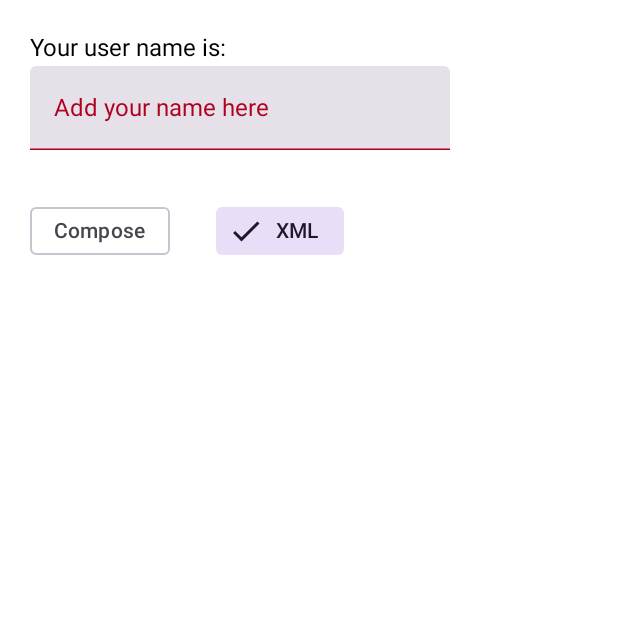
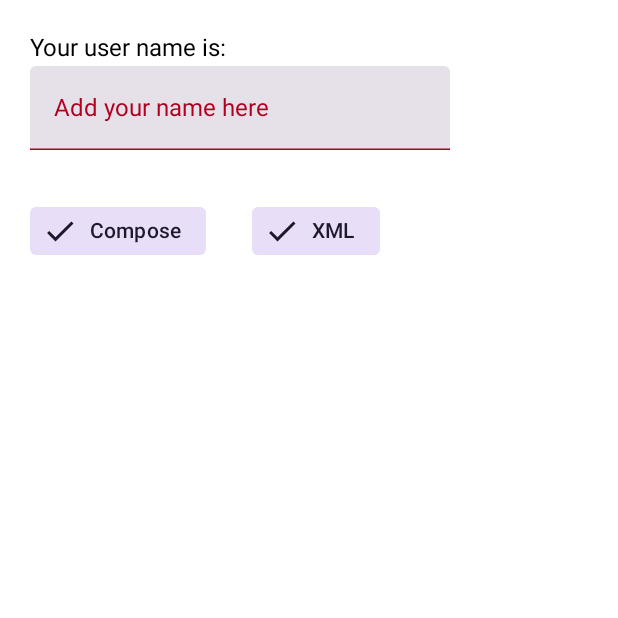
Before and after one commit to pedro-donoso/scaffoldCompose, an Android app built with Jetpack Compose: the composable SettingScreen shown on its own in the app's theme, after a tap on "XML", on a phone screen of 412 x 824 dp, the top half of it. Run offline under Robolectric (Android 15) with nearby library versions, the phone set to English and light mode, and no system bars; 1 other tap on this screen came first.

Commit message:
marco ambas selecciones

```diff
--- a/app/src/main/java/com/example/material3app/components/SettingScreen.kt
+++ b/app/src/main/java/com/example/material3app/components/SettingScreen.kt
@@ -60,21 +60,25 @@ fun SettingScreen() {
 
         Spacer(modifier = Modifier.height(30.dp))
 
-        var selectedOption by remember {
-            mutableStateOf("")
+        var composeSelected by remember {
+            mutableStateOf(false)
+        }
+
+        var xmlSelected by remember {
+            mutableStateOf(false)
         }
 
         Row {
             FilterChip(
-                selected = selectedOption == "Compose",
+                selected = composeSelected,
                 onClick = {
-                    selectedOption = "Compose"
+                    composeSelected = !composeSelected
                 },
                 label = {
                     Text(text = "Compose")
                 },
                 leadingIcon = {
-                    AnimatedVisibility(visible = selectedOption == "Compose") {
+                    AnimatedVisibility(visible = composeSelected) {
                         Icon(imageVector = Icons.Filled.Done, contentDescription = null)
                     }
                 }
@@ -83,15 +87,15 @@ fun SettingScreen() {
             Spacer(modifier = Modifier.padding(15.dp))
 
             FilterChip(
-                selected = selectedOption == "XML",
+                selected = xmlSelected,
                 onClick = {
-                    selectedOption = "XML"
+                    xmlSelected = !xmlSelected
                 },
                 label = {
                     Text(text = "XML")
                 },
                 leadingIcon = {
-                    AnimatedVisibility(visible = selectedOption == "XML") {
+                    AnimatedVisibility(visible = xmlSelected) {
                         Icon(imageVector = Icons.Filled.Done, contentDescription = null)
                     }
                 }
```
